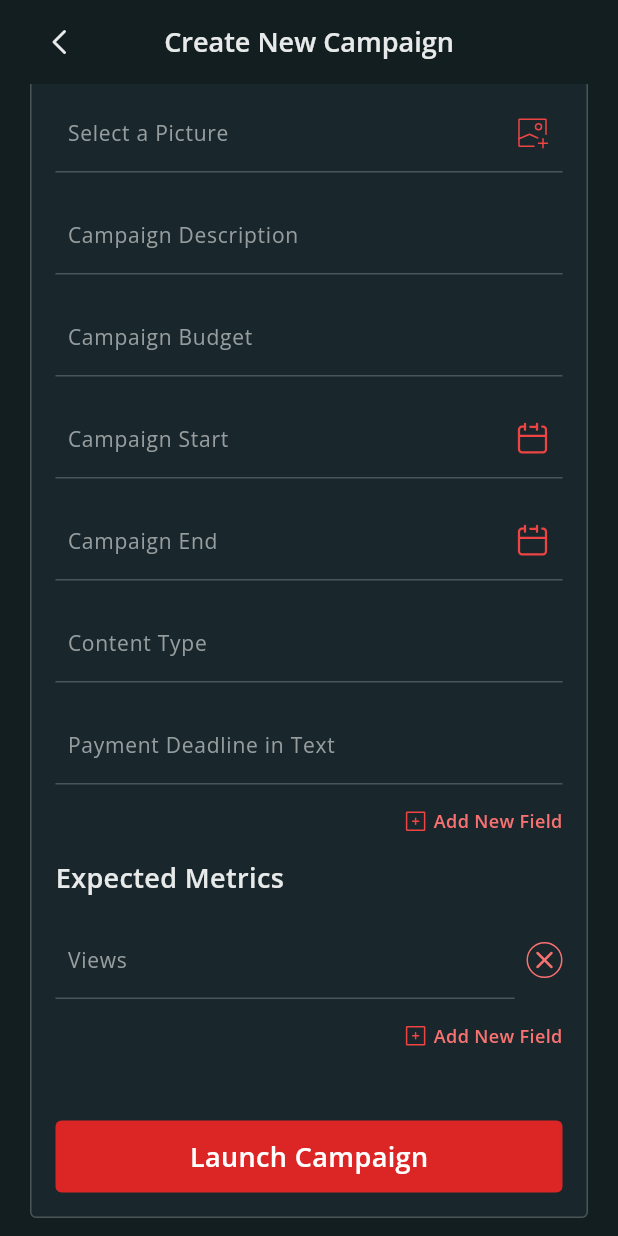
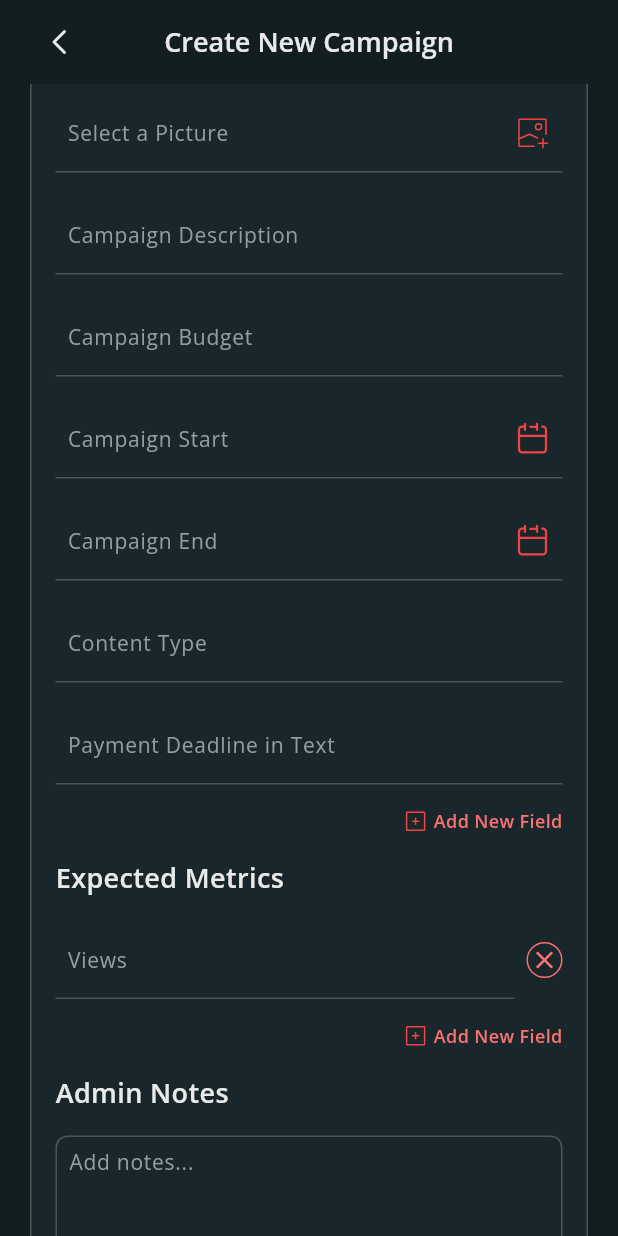
Before and after one commit to Zimmer550i/internet_originals, a Flutter app: the CreateNewCampaign screen opened directly, scrolled down 158 dp, on a phone screen of 412 x 824 dp. Run offline on Flutter 3.47's test engine with Material 3 defaults, Android fonts, the light colour scheme and no system bars; our stand-ins replace cached_network_image, firebase_core, firebase_messaging, flutter_local_notifications, flutter_screenutil, flutter_svg and 5 more; accounts and stored records are empty.

Commit message:
add: frontend changes

```diff
--- a/lib/views/base/custom_text_field.dart
+++ b/lib/views/base/custom_text_field.dart
@@ -14,6 +14,7 @@ class CustomTextField extends StatefulWidget {
   final TextInputType? textInputType;
   final bool isDisabled;
   final bool autoFocus;
+  final int lines;
   final double radius;
   final TextEditingController? controller;
   final bool isPassword;
@@ -27,7 +28,8 @@ class CustomTextField extends StatefulWidget {
     this.isPassword = false,
     this.isDisabled = false,
     this.autoFocus = false,
-    this.radius = 2,
+    this.lines = 1,
+    this.radius = 8,
     this.textInputType,
     this.controller,
     this.onTap,
@@ -77,18 +79,31 @@ class _CustomTextFieldState extends State<CustomTextField> {
             }
           },
           child: Container(
-            height: 52,
-            padding: EdgeInsets.symmetric(horizontal: 8),
+            height: widget.lines == 1 ? 52 : null,
+            padding: EdgeInsets.symmetric(
+              horizontal: 8,
+              vertical: widget.lines == 1 ? 0 : 8,
+            ),
             decoration: BoxDecoration(
               color: Colors.transparent,
               borderRadius:
-                  isFocused ? BorderRadius.circular(widget.radius) : null,
-              border: Border(
-                bottom: BorderSide(
-                  color:
-                      isFocused ? AppColors.red[400]! : AppColors.green[400]!,
-                ),
-              ),
+                  widget.lines == 1 ? null : BorderRadius.circular(widget.radius),
+              border:
+                  widget.lines == 1
+                      ? Border(
+                        bottom: BorderSide(
+                          color:
+                              isFocused
+                                  ? AppColors.red[400]!
+                                  : AppColors.green[400]!,
+                        ),
+                      )
+                      : Border.all(
+                        color:
+                            isFocused
+                                ? AppColors.red[400]!
+                                : AppColors.green[400]!,
+                      ),
             ),
             child: Row(
               spacing: 8,
@@ -108,6 +123,7 @@ class _CustomTextFieldState extends State<CustomTextField> {
                     focusNode: focusNode,
                     autofocus: widget.autoFocus,
                     controller: widget.controller,
+                    maxLines: widget.lines,
                     keyboardType:
                         widget.leading == ""
                             ? TextInputType.phone
--- a/lib/views/screens/auth/splash.dart
+++ b/lib/views/screens/auth/splash.dart
@@ -1,6 +1,7 @@
 import 'package:flutter/material.dart';
 import 'package:get/get.dart';
 import 'package:internet_originals/controllers/user_controller.dart';
+import 'package:internet_originals/helpers/route.dart';
 import 'package:internet_originals/views/screens/auth/onboarding.dart';
 import 'package:internet_originals/utils/app_icons.dart';
 import 'package:internet_originals/utils/custom_svg.dart';
@@ -29,9 +30,9 @@ class _SplashState extends State<Splash> {
       final message = await user.getInfo();
       if (message == "success") {
         if (user.userInfo.value!.role == "INFLUENCER") {
-          nextRoute = TalentApp();
+          nextRoute = TalentApp(key: talentAppKey,);
         } else {
-          nextRoute = SubAdminApp();
+          nextRoute = SubAdminApp(key: subAdminAppKey,);
         }
       } else {
         nextRoute = Onboarding();
--- a/lib/views/screens/sub_admin/campaigns/create_new_campaign.dart
+++ b/lib/views/screens/sub_admin/campaigns/create_new_campaign.dart
@@ -276,6 +276,18 @@ class _CreateNewCampaignState extends State<CreateNewCampaign> {
                         ),
                       ),
                     ),
+
+                    Align(
+                      alignment: Alignment.centerLeft,
+                      child: Text(
+                        "Admin Notes",
+                        style: TextStyle(
+                          fontWeight: FontWeight.w600,
+                          fontSize: 18,
+                        ),
+                      ),
+                    ),
+                    CustomTextField(hintText: "Add notes...", lines: 5,),
                     const SizedBox(height: 16),
                     CustomButton(
                       text: "Launch Campaign",
--- a/lib/views/screens/talent/payments/earnings.dart
+++ b/lib/views/screens/talent/payments/earnings.dart
@@ -83,7 +83,7 @@ class Earnings extends StatelessWidget {
               child: Column(
                 children: [
                   Text(
-                    "Pending Payments",
+                    "Paid Earnings",
                     style: TextStyle(
                       fontWeight: FontWeight.w400,
                       fontSize: 15,
--- a/lib/views/screens/talent/payments/paid_campaign_details.dart
+++ b/lib/views/screens/talent/payments/paid_campaign_details.dart
@@ -36,6 +36,7 @@ class _PaidCampaignDetailsState extends State<PaidCampaignDetails> {
         child: Column(
           crossAxisAlignment: CrossAxisAlignment.center,
           children: [
+            const SizedBox(height: 24),
             Container(
               width: double.infinity,
               padding: EdgeInsets.symmetric(horizontal: 16, vertical: 12),
--- a/lib/views/screens/talent/payments/paid_payment_item.dart
+++ b/lib/views/screens/talent/payments/paid_payment_item.dart
@@ -132,7 +132,9 @@ class _PaidPaymentItemState extends State<PaidPaymentItem> {
             mainAxisAlignment: MainAxisAlignment.center,
             children: [
               CustomButton(
-                textSize: 15,
+                width: null,
+                textSize: 14,
+                padding: EdgeInsets.symmetric(horizontal: 20, vertical: 10),
                 text: 'View Report',
                 onTap: () {
                   Navigator.of(context).push(
@@ -149,7 +151,6 @@ class _PaidPaymentItemState extends State<PaidPaymentItem> {
                     ),
                   );
                 },
-                width: null,
               ),
             ],
           ),
--- a/lib/views/screens/talent/profile/personal_information.dart
+++ b/lib/views/screens/talent/profile/personal_information.dart
@@ -76,7 +76,7 @@ class _PersonalInformationState extends State<PersonalInformation> {
         padding: EdgeInsets.symmetric(horizontal: 24),
         child: Column(
           children: [
-            SizedBox(height: MediaQuery.of(context).size.height * 0.06),
+            SizedBox(height: 24),
             ProfilePicture(
               image: user.getImageUrl(),
               imageFile: _image,
@@ -88,9 +88,9 @@ class _PersonalInformationState extends State<PersonalInformation> {
                           _image = image;
                         });
                       },
-              size: MediaQuery.of(context).size.width * 0.26,
+              size: 116,
             ),
-            SizedBox(height: 48),
+            SizedBox(height: 24),
             Padding(
               padding: EdgeInsets.only(top: 12),
               child: CustomTextField(
--- a/lib/views/screens/talent/profile/profile.dart
+++ b/lib/views/screens/talent/profile/profile.dart
@@ -29,6 +29,7 @@ class _ProfileState extends State<Profile> {
       body: PullToRefresh(
         onRefresh: () async {
           await user.getInfo();
+          setState(() {});
         },
         // controller: controller,
         child: SingleChildScrollView(
--- a/pubspec.yaml
+++ b/pubspec.yaml
@@ -23,6 +23,7 @@ dependencies:
   flutter_local_notifications: ^19.1.0
   http: ^1.3.0
   cached_network_image: ^3.4.1
+  image_cropper: ^9.1.0
 
 dev_dependencies:
   flutter_test:
```
Also changed, not shown: lib/utils/custom_image_picker.dart (added, +43 -0 lines), lib/views/base/profile_picture.dart (+5 -4 lines), lib/views/screens/talent/campaign/talent_campaign_acceptance.dart (+6 -11 lines), lib/views/screens/talent/campaign/talent_sign_contract.dart (+11 -7 lines), lib/views/screens/talent/payments/pending_payment_item.dart (+4 -6 lines), pubspec.lock, 2 other files.
